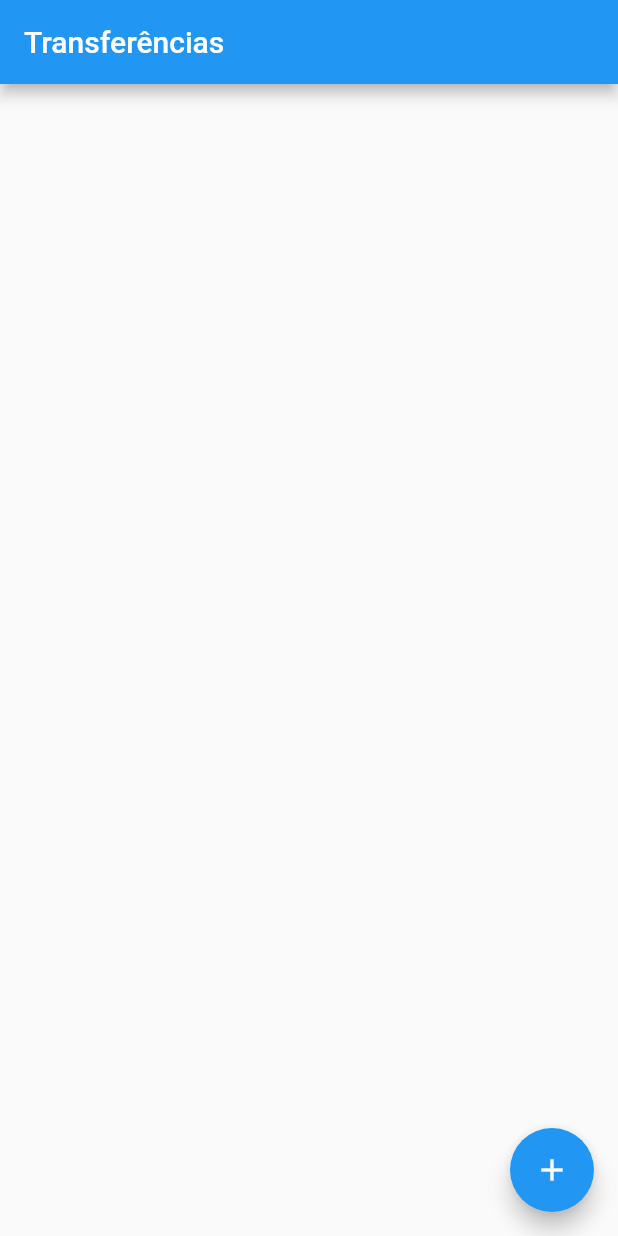
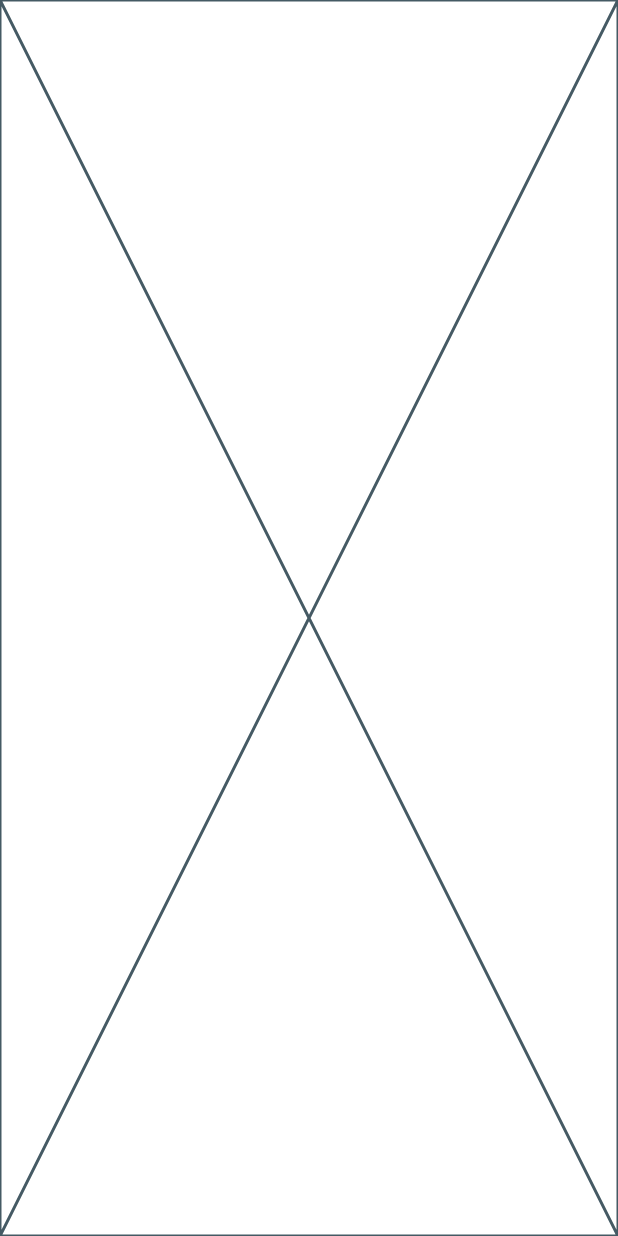
Before and after one commit to DouglasLeal/curso-flutter-criando-um-app-alura, a Flutter app: the screen it shows after launch, after a tap on the "add" icon, on a phone screen of 412 x 824 dp. Run offline on Flutter 3.47's test engine with Material 2 defaults, Android fonts, the phone set to English and light mode, and no system bars.

```diff
--- /dev/null
+++ b/lib/pages/formulario_transferencia_page.dart
@@ -0,0 +1,15 @@
+import 'package:flutter/material.dart';
+
+class FormularioTransferenciaPage extends StatefulWidget {
+  const FormularioTransferenciaPage({Key? key}) : super(key: key);
+
+  @override
+  State<FormularioTransferenciaPage> createState() => _FormularioTransferenciaPageState();
+}
+
+class _FormularioTransferenciaPageState extends State<FormularioTransferenciaPage> {
+  @override
+  Widget build(BuildContext context) {
+    return const Placeholder();
+  }
+}
--- a/lib/pages/lista_transferencias_page.dart
+++ b/lib/pages/lista_transferencias_page.dart
@@ -1,3 +1,4 @@
+import 'package:alura1/pages/formulario_transferencia_page.dart';
 import 'package:flutter/material.dart';
 import '../models/Transferencia.dart';
 
@@ -19,7 +20,11 @@ class _ListaTransferenciasPageState extends State<ListaTransferenciasPage> {
     return Scaffold(
       appBar: AppBar(title: const Text(_tituloAppBar)),
       floatingActionButton: FloatingActionButton(
-        onPressed: () {  },
+        onPressed: () {
+          Navigator.push(context, MaterialPageRoute(builder: (context){
+            return FormularioTransferenciaPage();
+          }));
+        },
         child: const Icon(Icons.add),
       ),
       body: ListView.builder(
```
